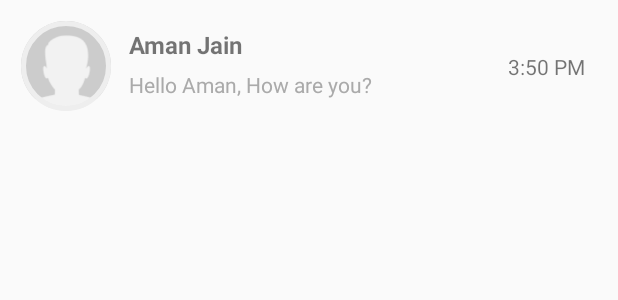
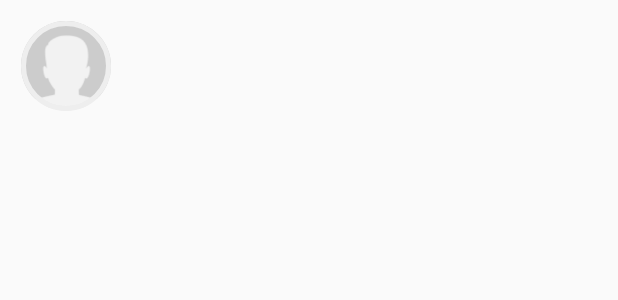
Before and after one commit to amanjain08/TwitterChatClient, an Android app: the layout chat_item_view.xml on its own in the app's theme, with its tools: preview values and no code run, on a phone screen of 412 x 824 dp. Shown: the top 300 px of the screen. Run offline under Robolectric (Android 15) with nearby library versions, the phone set to English and light mode, and no system bars.

```diff
--- a/app/src/main/AndroidManifest.xml
+++ b/app/src/main/AndroidManifest.xml
@@ -20,7 +20,7 @@
                 <category android:name="android.intent.category.LAUNCHER" />
             </intent-filter>
         </activity>
-        <activity android:name=".ui.userslist.ChatListActivity" />
+        <activity android:name=".ui.chatlist.ChatListActivity" />
         <activity
             android:name=".ui.chatmessage.ChatMessageActivity"
             android:windowSoftInputMode="stateHidden" />
--- a/app/src/main/java/com/juggad/twitterchatclient/ui/SplashScreen.java
+++ b/app/src/main/java/com/juggad/twitterchatclient/ui/SplashScreen.java
@@ -10,7 +10,7 @@ import android.view.View;
 import android.widget.ProgressBar;
 import android.widget.Toast;
 import com.juggad.twitterchatclient.R;
-import com.juggad.twitterchatclient.ui.userslist.ChatListActivity;
+import com.juggad.twitterchatclient.ui.chatlist.ChatListActivity;
 import com.juggad.twitterchatclient.utils.Status;
 import com.juggad.twitterchatclient.viewmodel.SplashScreenViewModel;
 import com.twitter.sdk.android.core.Callback;
@@ -41,7 +41,7 @@ public class SplashScreen extends AppCompatActivity {
                 .get(SplashScreenViewModel.class);
 
         observeViewModel(mSplashScreenViewModel);
-        mSplashScreenViewModel.checkLoggin(this);
+        mSplashScreenViewModel.checkLogin();
     }
 
     @Override
--- a/app/src/main/java/com/juggad/twitterchatclient/ui/userslist/ChatListActivity.java
+++ b/app/src/main/java/com/juggad/twitterchatclient/ui/chatlist/ChatListActivity.java
@@ -1,4 +1,4 @@
-package com.juggad.twitterchatclient.ui.userslist;
+package com.juggad.twitterchatclient.ui.chatlist;
 
 import android.arch.lifecycle.ViewModelProviders;
 import android.content.Intent;
--- a/app/src/main/java/com/juggad/twitterchatclient/ui/userslist/ChatListAdapter.java
+++ b/app/src/main/java/com/juggad/twitterchatclient/ui/chatlist/ChatListAdapter.java
@@ -1,4 +1,4 @@
-package com.juggad.twitterchatclient.ui.userslist;
+package com.juggad.twitterchatclient.ui.chatlist;
 
 import android.content.Context;
 import android.support.annotation.NonNull;
@@ -11,7 +11,7 @@ import android.widget.TextView;
 import com.juggad.twitterchatclient.R;
 import com.juggad.twitterchatclient.database.entity.ChatItem;
 import com.juggad.twitterchatclient.ui.CircleImageView;
-import com.juggad.twitterchatclient.ui.userslist.ChatListAdapter.ChatItemView;
+import com.juggad.twitterchatclient.ui.chatlist.ChatListAdapter.ChatItemView;
 import com.juggad.twitterchatclient.utils.Utils;
 import com.squareup.picasso.Picasso;
 import io.reactivex.subjects.PublishSubject;
--- a/app/src/main/java/com/juggad/twitterchatclient/viewmodel/SplashScreenViewModel.java
+++ b/app/src/main/java/com/juggad/twitterchatclient/viewmodel/SplashScreenViewModel.java
@@ -2,7 +2,6 @@ package com.juggad.twitterchatclient.viewmodel;
 
 import android.arch.lifecycle.MutableLiveData;
 import android.arch.lifecycle.ViewModel;
-import android.content.Context;
 import com.juggad.twitterchatclient.model.LoginAuthenticator;
 import com.juggad.twitterchatclient.utils.Resource;
 import com.juggad.twitterchatclient.utils.Status;
@@ -17,7 +16,7 @@ public class SplashScreenViewModel extends ViewModel {
 
     private MutableLiveData<Resource<LoginAuthenticator>> mLiveData = new MutableLiveData<>();
 
-    public void checkLoggin(Context context) {
+    public void checkLogin() {
         TwitterSession twitterSession = TwitterCore.getInstance().getSessionManager().getActiveSession();
         boolean loggedIn = twitterSession != null;
         mLiveData.postValue(new Resource<>(Status.SUCCESS, new LoginAuthenticator(loggedIn), null));
--- a/app/src/main/java/com/juggad/twitterchatclient/viewmodel/UserSearchViewModel.java
+++ b/app/src/main/java/com/juggad/twitterchatclient/viewmodel/UserSearchViewModel.java
@@ -32,4 +32,8 @@ public class UserSearchViewModel extends AndroidViewModel {
         networkErrors = mFriendsRepository.getUsers().getNetworkError();
         mFriendsRepository.fetchUserListFromServer();
     }
+
+    public LiveData<String> getNetworkErrors() {
+        return networkErrors;
+    }
 }
--- a/app/src/main/res/layout/chat_item_view.xml
+++ b/app/src/main/res/layout/chat_item_view.xml
@@ -31,8 +31,7 @@
         android:layout_marginTop="8dp"
         android:ellipsize="end"
         android:maxLines="1"
-        android:text="Aman Jain"
-        android:textSize="16dp"
+        android:textSize="16sp"
         android:textStyle="bold"
         app:layout_constraintBottom_toTopOf="@+id/message_highlight"
         app:layout_constraintStart_toEndOf="@+id/profile_picture"
@@ -50,9 +49,8 @@
         android:layout_marginStart="12dp"
         android:ellipsize="end"
         android:maxLines="1"
-        android:text="Hello Aman, How are you?"
         android:textColor="@android:color/darker_gray"
-        android:textSize="14dp"
+        android:textSize="14sp"
         android:textStyle="normal"
         android:visibility="visible"
         app:layout_constraintBottom_toBottomOf="parent"
@@ -70,7 +68,6 @@
         android:layout_marginRight="16dp"
         android:layout_marginStart="8dp"
         android:layout_marginTop="8dp"
-        android:text="3:50 PM"
         app:layout_constraintBottom_toBottomOf="parent"
         app:layout_constraintEnd_toEndOf="parent"
         app:layout_constraintHorizontal_bias="1.0"
--- a/app/src/main/res/values/colors.xml
+++ b/app/src/main/res/values/colors.xml
@@ -1,7 +1,6 @@
 <?xml version="1.0" encoding="utf-8"?>
 <resources>
     <color name="colorPrimary">#1da1f2</color>
-    <color name="colorPrimaryDark">#FF04507E</color>
     <color name="colorAccent">#1da1f2</color>
     <color name="colorSplashScreenDark">#FF04507E</color>
 </resources>
--- a/app/src/main/res/values/dimens.xml
+++ b/app/src/main/res/values/dimens.xml
@@ -1,7 +1,6 @@
 <?xml version="1.0" encoding="utf-8"?>
 <resources>
     <dimen name="profile_picture_size">60dp</dimen>
-    <dimen name="profile_picture_thumbnail_size">25dp</dimen>
     <dimen name="profile_picture_toolbar_size">40dp</dimen>
     <dimen name="divider_margin">40dp</dimen>
 </resources>
```
Also changed, not shown: app/src/main/res/drawable/divider.xml (deleted, +0 -7 lines), app/src/main/res/layout/activity_main.xml (deleted, +0 -21 lines), app/src/main/res/values/strings.xml (+4 -4 lines).
